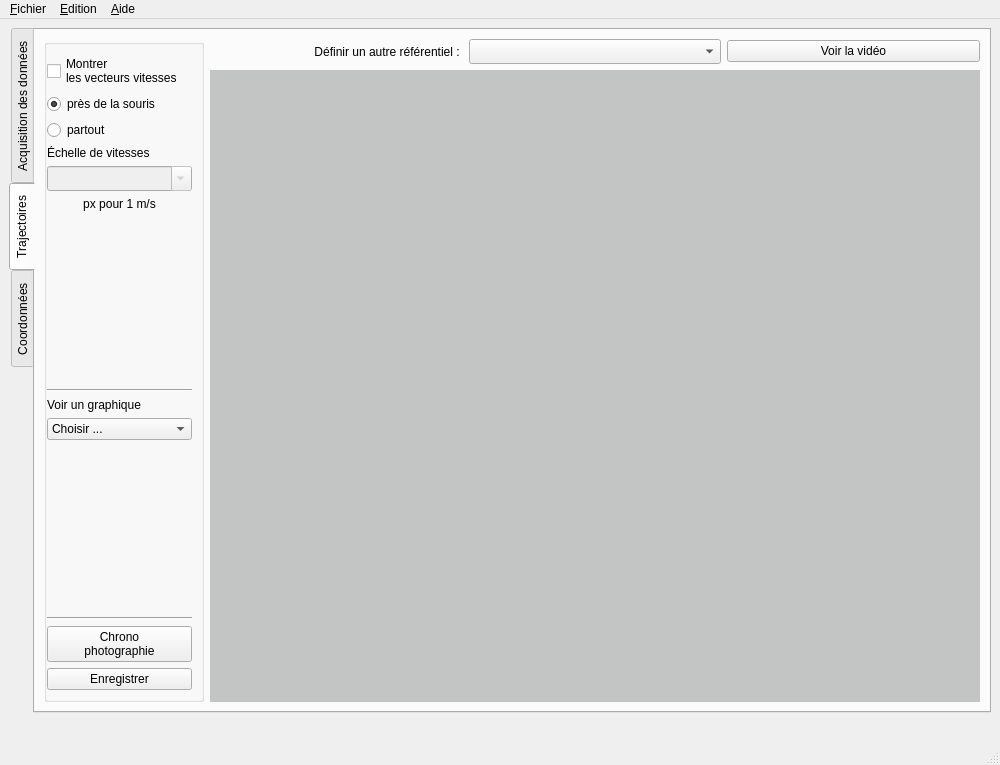
First picture: the form in src/pymecavideo_mini_layout.ui, repository rene-d/pymecavideo, before the edit.
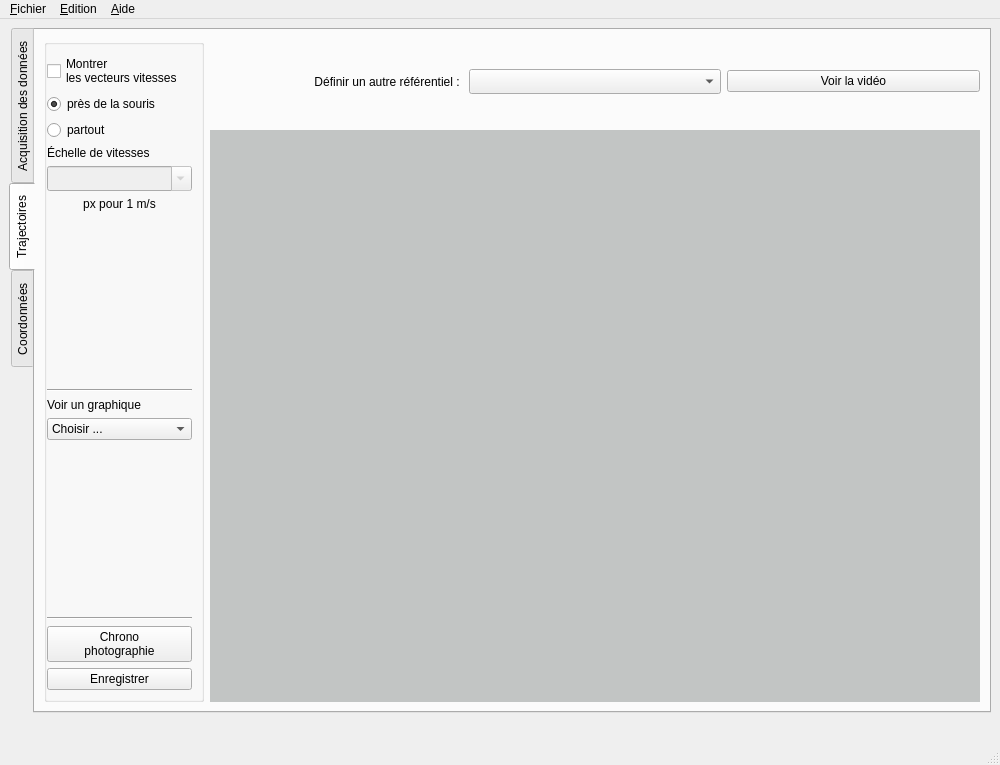
Second picture: the form after the edit. The open tabs and pages were chosen to show the change. Icons and pictures are not drawn. Custom widgets are drawn as their Qt base class.

Commit message: Redimentsionnement 80%. echelle ne fonctionne pas

What changed in the file:
```diff
--- a/src/pymecavideo_mini_layout.ui
+++ b/src/pymecavideo_mini_layout.ui
@@ -70,6 +70,9 @@
      <pointsize>9</pointsize>
     </font>
    </property>
+   <property name="autoFillBackground">
+    <bool>false</bool>
+   </property>
    <layout class="QGridLayout" name="gridLayout_2">
     <item row="0" column="0">
      <widget class="widgetratio" name="tabWidget">
@@ -869,6 +872,12 @@
              <layout class="QHBoxLayout" name="horizontalLayout_8">
               <item>
                <widget class="QLabel" name="label_8">
+                <property name="minimumSize">
+                 <size>
+                  <width>0</width>
+                  <height>85</height>
+                 </size>
+                </property>
                 <property name="text">
                  <string>Définir un autre référentiel : </string>
                 </property>
```
Left out of the diff: 2 changed lines with no effect on the pictures. The commit also changes 1 other file.
